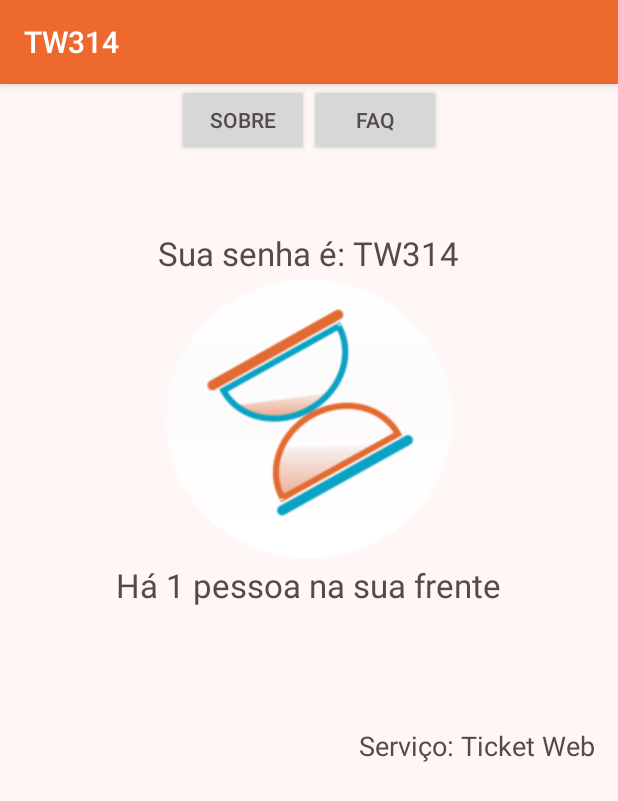
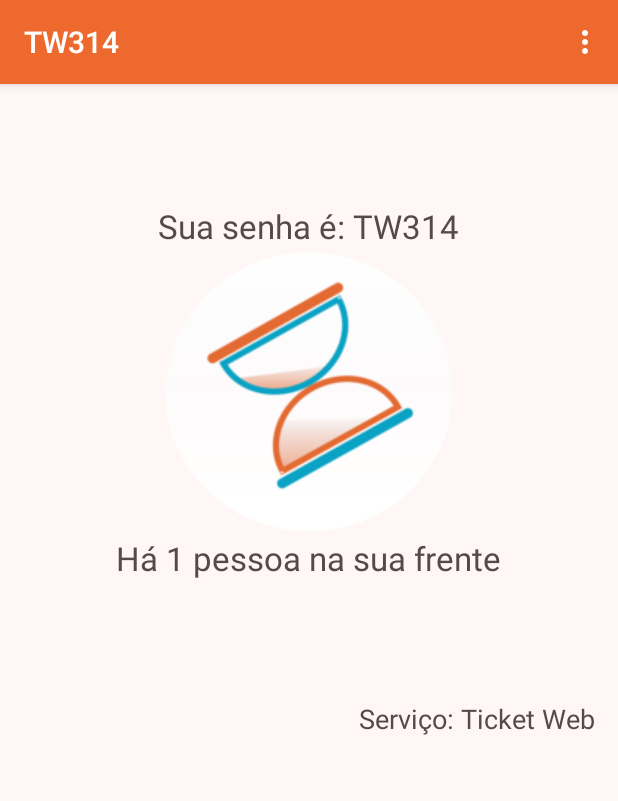
Before and after one commit to TW314/tw314Mobile, an Android app: the MainLayoutActivity screen opened directly, with no data from a screen before it, on a phone screen of 412 x 824 dp. Shown: the top 801 px of the screen. Run offline under Robolectric (Android 15) with nearby library versions, the phone set to English and light mode, and no system bars.

Commit message:
DONE: Retiradas modificações para Prévia 1 DONE: Criada ActionBar Geral(menu/general_action) DONE: Adicionadas opções do FAQ e Sobre na ActionBar DONE: Adição da ActionBar no layout da tela Principal DONE: Adição da ActionBar no layout do Sobre DONE: Modificação da ActionBar na tela de Acesso

```diff
--- a/app/src/main/AndroidManifest.xml
+++ b/app/src/main/AndroidManifest.xml
@@ -10,7 +10,8 @@
         android:theme="@style/AppTheme">
 
         <!-- ACTIVITY DA TELA DE ACESSO -->
-        <activity android:name=".AccessActivity">
+        <activity android:name=".AccessActivity"
+            android:theme="@style/AppTheme">
             <intent-filter>
                 <action android:name="android.intent.action.MAIN" />
 
--- a/app/src/main/java/tw314/tw314mobile/MainLayoutActivity.java
+++ b/app/src/main/java/tw314/tw314mobile/MainLayoutActivity.java
@@ -2,41 +2,39 @@ package tw314.tw314mobile;
 
 import android.content.Intent;
 import android.os.Bundle;
-import android.support.v7.app.AppCompatActivity;
-import android.view.View;
-import android.widget.Button;
+import android.support.v7.app.ActionBarActivity;
+import android.view.Menu;
+import android.view.MenuItem;
 
 /**
  * Created by Pedro on 17/08/2016.
  */
-public class MainLayoutActivity extends AppCompatActivity {
-
-    Button about;
-    Button faq;
+public class MainLayoutActivity extends ActionBarActivity {
 
     @Override
     protected void onCreate (Bundle savedInstanceState) {
         super.onCreate(savedInstanceState);
         setContentView(R.layout.activity_main);
-
-        about = (Button) findViewById(R.id.about);
-        faq = (Button) findViewById(R.id.faq);
-
-        about.setOnClickListener(transition);
-        faq.setOnClickListener(transition);
     }
 
-    private View.OnClickListener transition = new View.OnClickListener(){
-        @Override
-        public void onClick(View v) {
-            switch(v.getId()){
-                case R.id.about:
-                    startActivity(new Intent(MainLayoutActivity.this, AboutActivity.class));
-                    break;
-                case R.id.faq:
-                    startActivity(new Intent(MainLayoutActivity.this, FaqActivity.class));
-                    break;
-            }
+    @Override
+    public boolean onCreateOptionsMenu(Menu menu) {
+        getMenuInflater().inflate(R.menu.general_action, menu);
+        return true;
+    }
+
+    @Override
+    public boolean onOptionsItemSelected(MenuItem item) {
+        switch (item.getItemId()){
+            case R.id.faq:
+                startActivity(new Intent(MainLayoutActivity.this, FaqActivity.class));
+                break;
+
+            case R.id.about:
+                startActivity(new Intent(MainLayoutActivity.this, AboutActivity.class));
+                break;
         }
-    };
+
+        return super.onOptionsItemSelected(item);
+    }
 }
--- a/app/src/main/res/layout/activity_about.xml
+++ b/app/src/main/res/layout/activity_about.xml
@@ -14,7 +14,7 @@
         android:contentDescription="@string/img_logo"
         android:src="@drawable/logo_tw314_medio"
         android:layout_gravity="center_horizontal"
-        android:layout_marginTop="40dp" />
+        android:layout_marginTop="50dp" />
 
     <TextView
         android:layout_width="wrap_content"
--- a/app/src/main/res/layout/activity_main.xml
+++ b/app/src/main/res/layout/activity_main.xml
@@ -3,36 +3,15 @@
     xmlns:android="http://schemas.android.com/apk/res/android"
     android:layout_width="match_parent"
     android:layout_height="match_parent"
-    android:orientation="vertical" >
+    android:orientation="vertical">
 
-
-    <LinearLayout
-        android:layout_width="match_parent"
-        android:layout_height="wrap_content"
-        android:orientation="horizontal"
-        android:layout_gravity="center_vertical"
-        android:gravity="center">
-
-        <Button
-            android:id="@+id/about"
-            android:layout_width="wrap_content"
-            android:layout_height="wrap_content"
-            android:text="Sobre" />
-
-        <Button
-            android:id="@+id/faq"
-            android:layout_width="wrap_content"
-            android:layout_height="wrap_content"
-            android:text="FAQ" />
-
-    </LinearLayout>
     <TextView
         android:layout_width="wrap_content"
         android:layout_height="wrap_content"
         android:textAppearance="?android:attr/textAppearanceLarge"
         android:text="@string/txt_ticket"
         android:id="@+id/txtTicket"
-        android:layout_marginTop="50dp"
+        android:layout_marginTop="80dp"
         android:layout_gravity="center_horizontal" />
 
     <ImageView
--- /dev/null
+++ b/app/src/main/res/menu/general_action.xml
@@ -0,0 +1,19 @@
+<?xml version="1.0" encoding="utf-8"?>
+<menu xmlns:android="http://schemas.android.com/apk/res/android"
+    xmlns:app="http://schemas.android.com/apk/res-auto"
+    xmlns:tools="http://schemas.android.com/tools"
+    >
+
+    <item
+        android:id="@+id/faq"
+        android:orderInCategory="100"
+        android:title="@string/faq"
+        app:showAsAction="never" />
+
+    <item
+        android:id="@+id/about"
+        android:orderInCategory="100"
+        android:title="@string/about"
+        app:showAsAction="never" />
+
+</menu>
--- a/app/src/main/res/values/strings.xml
+++ b/app/src/main/res/values/strings.xml
@@ -1,5 +1,9 @@
 <resources>
     <string name="app_name">TW314</string>
+
+    <!-- Strings do ActionOverflow -->
+    <string name="faq">FAQ</string>
+    <string name="about">Sobre</string>
 
     <!-- Strings da activity de Acesso -->
     <string name="btn_access">Acessar</string>
```
Also changed, not shown: app/src/main/java/tw314/tw314mobile/AboutActivity.java (+25 -2 lines), app/src/main/res/layout/activity_access.xml (+4 -3 lines).
